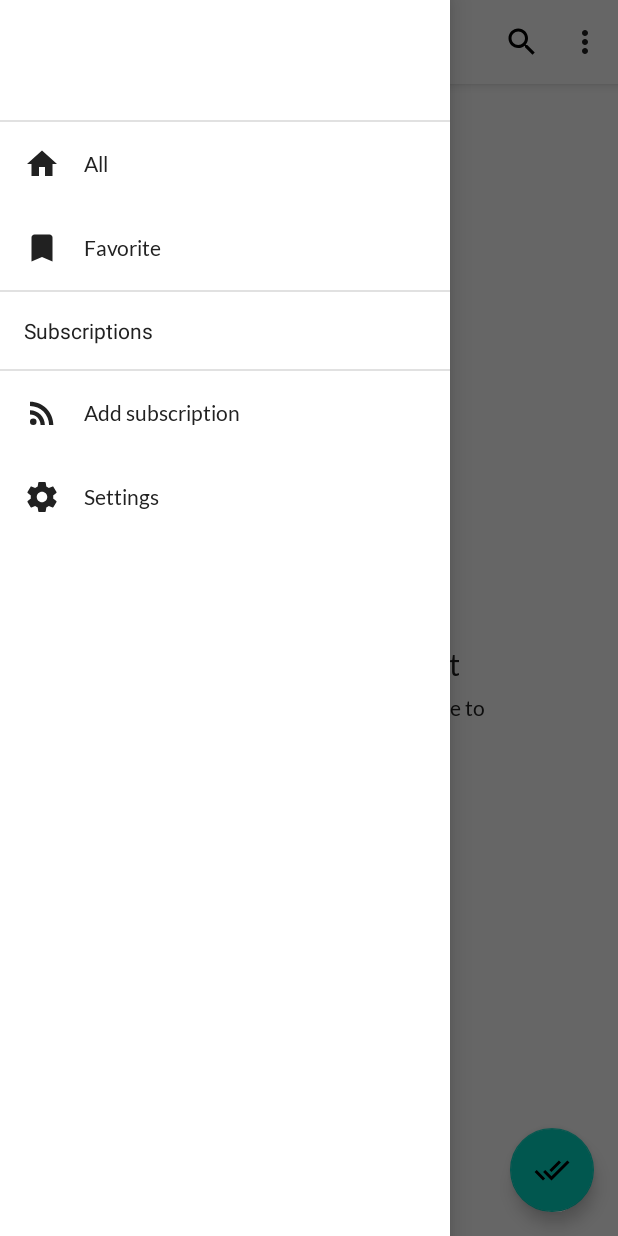
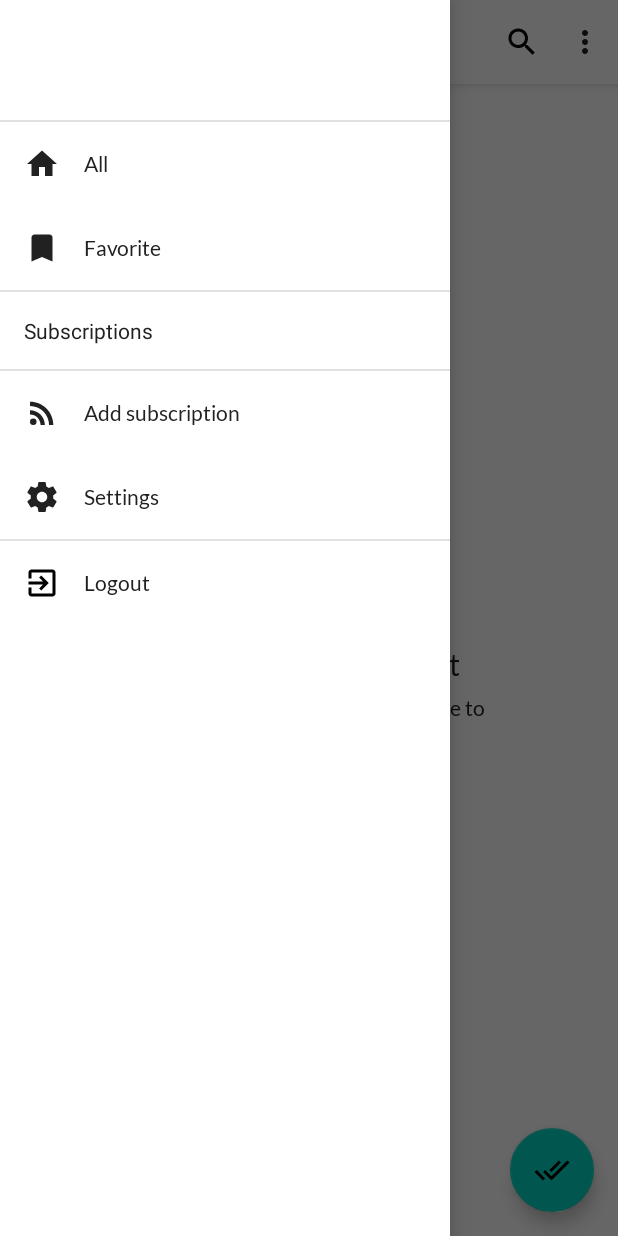
Before and after one commit to nkartyshov/theoldreader-client, an Android app: the MainActivity screen opened directly, with no data from a screen before it, with the side drawer open, on a phone screen of 412 x 824 dp. Run offline under Robolectric (Android 15) with nearby library versions, the phone set to English and light mode, and no system bars; our stand-ins replace androidx.preference, data binding; libraries missing offline, so code that uses them is left out: com.amulyakhare.textdrawable, org.koin.standalone; 36 statements that could not run were skipped.

Commit message:
Added logout button Refactoring MainView Minor UI fix on login screen

```diff
--- a/app/src/main/java/ru/oldowl/AppApplication.kt
+++ b/app/src/main/java/ru/oldowl/AppApplication.kt
@@ -9,6 +9,7 @@ import org.koin.android.ext.android.startKoin
 
 @Suppress("unused")
 class AppApplication : Application() {
+
     override fun onCreate() {
         super.onCreate()
         startKoin(this, listOf(serviceModule))
--- a/app/src/main/java/ru/oldowl/KoinModule.kt
+++ b/app/src/main/java/ru/oldowl/KoinModule.kt
@@ -88,6 +88,7 @@ val serviceModule = module {
 
     // Use case
     single { LoginUseCase(BuildConfig.APPLICATION_ID, get(), get()) }
+    single { LogoutUseCase(get(), get(), get()) }
     single { GetNavigationItemListUseCase(get()) }
     single { ToggleFavoriteUseCase(get()) }
     single { ToggleReadUseCase(get()) }
@@ -101,12 +102,14 @@ val serviceModule = module {
     single { MarkAllUnreadUseCase(get()) }
     single { AddArticlesUseCase(get()) }
     single { SearchUseCase(get()) }
+    single { GetLastSyncDateUseCase(get()) }
+    single { GetEmailUseCase(get()) }
 
     // ViewModels
     viewModel { LoginViewModel(get()) }
     viewModel { ArticleViewModel(get(), get()) }
     viewModel { AddSubscriptionViewModel(get(), get()) }
-    viewModel { MainViewModel(get(), get(), get(), get()) }
+    viewModel { MainViewModel(get(), get(), get(), get(), get()) }
     viewModel {
         ArticleListViewModel(get(), get(), get(), get(),
                 get(), get(), get(), get(), get(), get(), get())
--- a/app/src/main/java/ru/oldowl/core/binding/BindingAdapter.kt
+++ b/app/src/main/java/ru/oldowl/core/binding/BindingAdapter.kt
@@ -28,7 +28,8 @@ object BindingAdapter {
     @SuppressLint("DefaultLocale")
     @JvmStatic
     @BindingAdapter("text")
-    fun setText(imageView: ImageView, text: String) {
+    fun setText(imageView: ImageView, text: String?) {
+        text?.let {
             val chars = if (text.length > 1) text.substring(0, 1) else text
 
             val drawable = TextDrawable.builder()
@@ -38,6 +39,7 @@ object BindingAdapter {
                     .buildRound(chars.toUpperCase(), ColorGenerator.MATERIAL.getColor(chars))
 
             imageView.setImageDrawable(drawable)
+        }
     }
 
     @JvmStatic
--- a/app/src/main/java/ru/oldowl/core/extension/Android.kt
+++ b/app/src/main/java/ru/oldowl/core/extension/Android.kt
@@ -69,8 +69,12 @@ fun Context.copyToClipboard(url: String) {
     clipboardManager?.primaryClip = ClipData.newRawUri(url, Uri.parse(url))
 }
 
-inline fun <reified T : Context> Context.startActivity(bundle: Bundle? = null) {
+inline fun <reified T : Context> Context.startActivity(bundle: Bundle? = null, flags: Int? = null) {
     val intent = Intent(this, T::class.java)
+
+    flags?.let {
+        intent.setFlags(it)
+    }
 
     bundle?.let {
         intent.putExtras(it)
--- a/app/src/main/java/ru/oldowl/repository/SyncManager.kt
+++ b/app/src/main/java/ru/oldowl/repository/SyncManager.kt
@@ -59,4 +59,9 @@ class SyncManager(
 
         jobScheduler.schedule(job)
     }
+
+    fun cancelAllJobs() {
+        jobScheduler.cancel(AUTO_UPDATE_ID)
+        jobScheduler.cancel(FORCED_UPDATE_ID)
+    }
 }
--- a/app/src/main/java/ru/oldowl/ui/MainActivity.kt
+++ b/app/src/main/java/ru/oldowl/ui/MainActivity.kt
@@ -1,5 +1,6 @@
 package ru.oldowl.ui
 
+import android.content.Intent
 import android.os.Bundle
 import android.view.View
 import androidx.appcompat.app.ActionBarDrawerToggle
@@ -10,6 +11,7 @@ import kotlinx.android.synthetic.main.activity_main.*
 import kotlinx.android.synthetic.main.toolbar.*
 import org.koin.android.viewmodel.ext.android.viewModel
 import ru.oldowl.R
+import ru.oldowl.core.UiEvent
 import ru.oldowl.core.binding.RecyclerConfig
 import ru.oldowl.core.extension.observe
 import ru.oldowl.core.extension.replaceFragment
@@ -26,32 +28,30 @@ class MainActivity : BaseActivity() {
     override fun onCreate(savedInstanceState: Bundle?) {
         super.onCreate(savedInstanceState)
 
+        mainViewModel.loadEmail()
+        mainViewModel.updateDrawer()
+        mainViewModel.startScheduleUpdate()
+
         val adapter = SubscriptionNavItemAdapter()
-        DataBindingUtil.setContentView<ActivityMainBinding>(this, R.layout.activity_main).apply {
-            viewModel = mainViewModel
-            lifecycleOwner = this@MainActivity
+        DataBindingUtil.setContentView<ActivityMainBinding>(this, R.layout.activity_main).also {
+            it.viewModel = mainViewModel
+            it.lifecycleOwner = this@MainActivity
 
-            navigationView.recyclerConfig = RecyclerConfig(adapter, LinearLayoutManager(this@MainActivity))
-            navigationView.viewModel = mainViewModel
-            navigationView.lifecycleOwner = this@MainActivity
+            it.navigationView.recyclerConfig = RecyclerConfig(adapter, LinearLayoutManager(this@MainActivity))
+            it.navigationView.viewModel = mainViewModel
+            it.navigationView.lifecycleOwner = this@MainActivity
 
-            navigationView.navigationHeader.viewModel = mainViewModel
-            navigationView.navigationHeader.lifecycleOwner = this@MainActivity
+            it.navigationView.navigationHeader.viewModel = mainViewModel
+            it.navigationView.navigationHeader.lifecycleOwner = this@MainActivity
 
-            navigationView.setOnAllPage {
-                openFragment(ArticleListFragment.openAllArticles())
-            }
-
-            navigationView.setOnFavoritePage {
-                openFragment(ArticleListFragment.openFavorites(), addToBackStack = true)
-            }
-
-            navigationView.setOnAddSubscription {
-                startActivity<AddSubscriptionActivity>()
-            }
-
-            navigationView.setOnSettings {
-                openFragment(SettingsFragment(), addToBackStack = true)
+            it.navigationView.setOnNavClick { v ->
+                when (v.id) {
+                    R.id.all -> openFragment(ArticleListFragment.openAllArticles())
+                    R.id.favorite -> openFragment(ArticleListFragment.openFavorites(), addToBackStack = true)
+                    R.id.add_subscription -> startActivity<AddSubscriptionActivity>()
+                    R.id.setting -> openFragment(SettingsFragment(), addToBackStack = true)
+                    R.id.logout -> mainViewModel.logout()
+                }
             }
         }
 
@@ -69,7 +69,7 @@ class MainActivity : BaseActivity() {
         drawer_view.addDrawerListener(object : androidx.drawerlayout.widget.DrawerLayout.SimpleDrawerListener() {
             override fun onDrawerOpened(drawerView: View) {
                 super.onDrawerOpened(drawerView)
-                updateDrawer()
+                mainViewModel.updateDrawer()
             }
         })
 
@@ -81,17 +81,19 @@ class MainActivity : BaseActivity() {
             adapter.submitList(it)
         }
 
-        if(savedInstanceState == null) {
+        observe(mainViewModel.event) {
+            when (it) {
+                UiEvent.CloseScreen -> startActivity<LoginActivity>(
+                        flags = Intent.FLAG_ACTIVITY_SINGLE_TOP or Intent.FLAG_ACTIVITY_CLEAR_TOP
+                )
+            }
+        }
+
+        if (savedInstanceState == null) {
             openFragment(ArticleListFragment.openAllArticles())
         }
 
-        updateDrawer()
-        mainViewModel.startScheduleUpdate()
-    }
 
-    private fun updateDrawer() {
-        mainViewModel.updateLastSyncDate()
-        mainViewModel.updateSubscriptions()
     }
 
     private fun openFragment(fragment: Fragment, addToBackStack: Boolean = false) {
--- /dev/null
+++ b/app/src/main/res/drawable/ic_logout_black_24dp.xml
@@ -0,0 +1,9 @@
+<vector xmlns:android="http://schemas.android.com/apk/res/android"
+        android:width="24dp"
+        android:height="24dp"
+        android:viewportWidth="24.0"
+        android:viewportHeight="24.0">
+    <path
+        android:fillColor="#FF000000"
+        android:pathData="M10.09,15.59L11.5,17l5,-5 -5,-5 -1.41,1.41L12.67,11H3v2h9.67l-2.58,2.59zM19,3H5c-1.11,0 -2,0.9 -2,2v4h2V5h14v14H5v-4H3v4c0,1.1 0.89,2 2,2h14c1.1,0 2,-0.9 2,-2V5c0,-1.1 -0.9,-2 -2,-2z"/>
+</vector>
--- a/app/src/main/res/layout/navigation_layout.xml
+++ b/app/src/main/res/layout/navigation_layout.xml
@@ -17,20 +17,8 @@
             type="ru.oldowl.core.binding.RecyclerConfig" />
 
         <variable
-            name="onAllPage"
-            type="Runnable" />
-
-        <variable
-            name="onFavoritePage"
-            type="Runnable" />
-
-        <variable
-            name="onAddSubscription"
-            type="Runnable" />
-
-        <variable
-            name="onSettings"
-            type="Runnable" />
+            name="onNavClick"
+            type="android.view.View.OnClickListener" />
     </data>
 
     <androidx.core.widget.NestedScrollView
@@ -51,16 +39,18 @@
             <View style="@style/VerticalDivider" />
 
             <TextView
+                android:id="@+id/all"
                 style="@style/NavItem"
                 android:drawableStart="@drawable/ic_home"
                 android:text="@string/nav_all"
-                android:onClick="@{onAllPage}" />
+                android:onClick="@{onNavClick}" />
 
             <TextView
+                android:id="@+id/favorite"
                 style="@style/NavItem"
                 android:text="@string/nav_favorite"
                 android:drawableStart="@drawable/ic_bookmark"
-                android:onClick="@{onFavoritePage}" />
+                android:onClick="@{onNavClick}" />
 
             <LinearLayout
                 style="@style/ContentFullWidth.Vertical"
@@ -84,16 +74,27 @@
             <View style="@style/VerticalDivider" />
 
             <TextView
+                android:id="@+id/add_subscription"
                 style="@style/NavItem"
                 android:text="@string/nav_add_subscription"
                 android:drawableStart="@drawable/ic_rss_feed"
-                android:onClick="@{onAddSubscription}" />
+                android:onClick="@{onNavClick}" />
 
             <TextView
+                android:id="@+id/setting"
                 style="@style/NavItem"
                 android:text="@string/nav_settings"
                 android:drawableStart="@drawable/ic_settings"
-                android:onClick="@{onSettings}"/>
+                android:onClick="@{onNavClick}"/>
+
+            <View style="@style/VerticalDivider" />
+
+            <TextView
+                android:id="@+id/logout"
+                style="@style/NavItem"
+                android:text="@string/nav_logout"
+                android:drawableStart="@drawable/ic_logout_black_24dp"
+                android:onClick="@{onNavClick}"/>
 
         </LinearLayout>
     </androidx.core.widget.NestedScrollView>
--- a/app/src/main/res/values/strings.xml
+++ b/app/src/main/res/values/strings.xml
@@ -38,6 +38,8 @@
     <string name="nav_subscriptions">Subscriptions</string>
     <string name="nav_add_subscription">Add subscription</string>
     <string name="nav_settings">Settings</string>
+    <string name="nav_logout">Logout</string>
+
     <string name="nav_last_sync_date">Last sync date: %s</string>
     <string name="nav_last_sync_date_not_sync">Last sync date: not sync yet</string>
 
```
Also changed, not shown: app/src/main/java/ru/oldowl/repository/SettingsStorage.kt (+8 -7 lines), app/src/main/java/ru/oldowl/usecase/GetEmailUseCase.kt (added, +13 -0 lines), app/src/main/java/ru/oldowl/usecase/GetLastSyncDateUseCase.kt (added, +14 -0 lines), app/src/main/java/ru/oldowl/usecase/LogoutUseCase.kt (added, +23 -0 lines), app/src/main/java/ru/oldowl/viewmodel/MainViewModel.kt (+49 -12 lines), app/src/main/res/layout/activity_login.xml (+5 -3 lines). Lines whose indentation alone changed are shown as unchanged.
